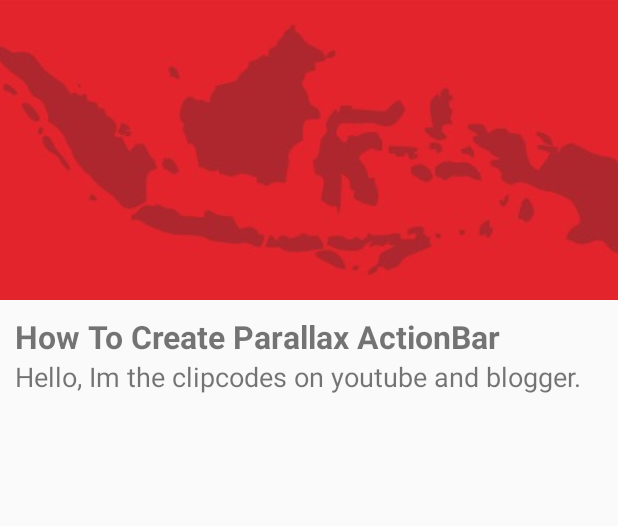
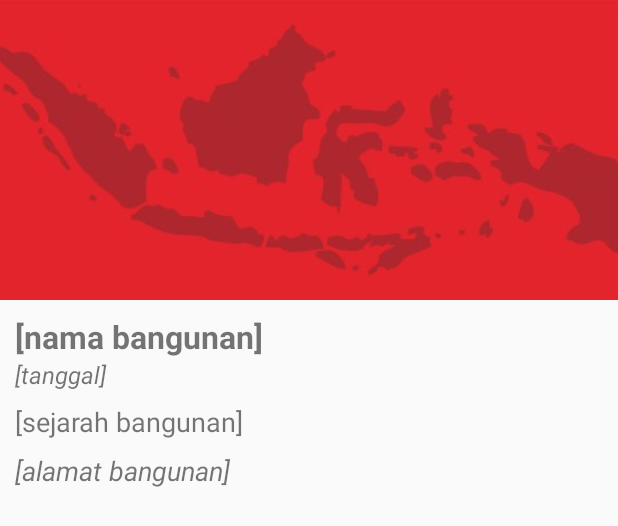
Before and after one commit to NikkoES/bangunan-bersejarah-penemu, an Android app: the layout activity_detail_bangunan.xml on its own in the app's theme, with its tools: preview values and no code run, on a phone screen of 412 x 824 dp. Shown: the top 526 px of the screen. Run offline under Robolectric (Android 15) with nearby library versions, the phone set to English and light mode, and no system bars.

Commit message:
fix fitur

```diff
--- a/app/src/main/java/com/bangunanbersejarah/penemu/bangunanbersejarah/adapter/BangunanAdapter.java
+++ b/app/src/main/java/com/bangunanbersejarah/penemu/bangunanbersejarah/adapter/BangunanAdapter.java
@@ -60,6 +60,8 @@ public class BangunanAdapter extends RecyclerView.Adapter<BangunanAdapter.ViewHo
                 i.putExtra("image_bangunan", bangunan.getImageBangunan());
                 i.putExtra("id_provinsi", bangunan.getIdProvinsi());
                 i.putExtra("id_daerah", bangunan.getIdDaerah());
+                i.putExtra("tanggal", bangunan.getTanggal());
+                i.putExtra("alamat_bangunan", bangunan.getAlamatBangunan());
                 context.startActivity(i);
                 ((Activity) context).overridePendingTransition(android.R.anim.slide_in_left, android.R.anim.slide_out_right);
             }
--- a/app/src/main/res/layout/activity_detail_bangunan.xml
+++ b/app/src/main/res/layout/activity_detail_bangunan.xml
@@ -2,7 +2,8 @@
 <android.support.design.widget.CoordinatorLayout xmlns:android="http://schemas.android.com/apk/res/android"
     xmlns:app="http://schemas.android.com/apk/res-auto"
     android:layout_width="match_parent"
-    android:layout_height="match_parent">
+    android:layout_height="match_parent"
+    xmlns:tools="http://schemas.android.com/tools">
 
     <android.support.design.widget.AppBarLayout
         android:id="@+id/appbar"
@@ -58,15 +59,33 @@
                 android:id="@+id/tv_nama_bangunan"
                 android:layout_width="match_parent"
                 android:layout_height="wrap_content"
-                android:text="How To Create Parallax ActionBar"
+                tools:text="[nama bangunan]"
                 android:textSize="21sp"
                 android:textStyle="bold" />
+
+            <TextView
+                android:id="@+id/tv_tanggal"
+                android:layout_width="match_parent"
+                android:layout_height="wrap_content"
+                tools:text="[tanggal]"
+                android:textSize="16sp"
+                android:textStyle="italic"/>
 
             <TextView
                 android:id="@+id/tv_sejarah_bangunan"
                 android:layout_width="match_parent"
                 android:layout_height="wrap_content"
-                android:text="Hello, Im the clipcodes on youtube and blogger."
+                android:layout_marginTop="8dp"
+                tools:text="[sejarah bangunan]"
+                android:textSize="18sp" />
+
+            <TextView
+                android:id="@+id/tv_alamat_bangunan"
+                android:layout_width="match_parent"
+                android:layout_height="wrap_content"
+                android:layout_marginTop="8dp"
+                tools:text="[alamat bangunan]"
+                android:textStyle="italic"
                 android:textSize="18sp" />
 
         </LinearLayout>
--- a/app/src/main/res/layout/fragment_tentang.xml
+++ b/app/src/main/res/layout/fragment_tentang.xml
@@ -28,7 +28,7 @@
                 android:layout_width="match_parent"
                 android:layout_height="match_parent"
                 android:gravity="center_vertical|center_horizontal"
-                android:text="Aplikasi Bangunan Bersejarah adalah aplikasi untuk mengetahui informasi sejarah bangunan bersejarah yang ada di Provinsi Jawa Barat.\nDalam aplikasi ini dapat dilihat berbagai macam bangunan berdasarkan provinsi dan daerahnya."
+                android:text="Aplikasi Bangunan Bersejarah adalah aplikasi untuk mengetahui informasi sejarah bangunan bersejarah yang ada di Pulau Jawa.\nDalam aplikasi ini dapat dilihat berbagai macam bangunan berdasarkan provinsi dan daerahnya."
                 android:textColor="@color/colorWhite"
                 android:textSize="18sp"
                 android:textStyle="bold"/>
```
Also changed, not shown: app/src/main/java/com/bangunanbersejarah/penemu/bangunanbersejarah/activity/DetailBangunanActivity.java (+8 -1 lines), app/src/main/java/com/bangunanbersejarah/penemu/bangunanbersejarah/model/Bangunan.java (+12 -9 lines), 11 other files.
